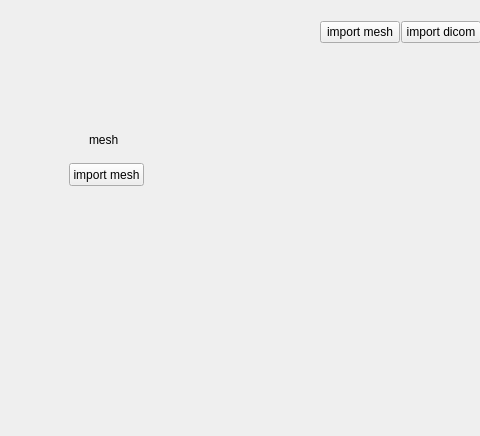
Before: the Qt Designer form src/windows/ui/main_window.ui in nsmela/3d-viewer-template, drawn with Qt 5; both pictures show x 0 to 480 and y 0 to 436 of the 882 by 687 pixel window.
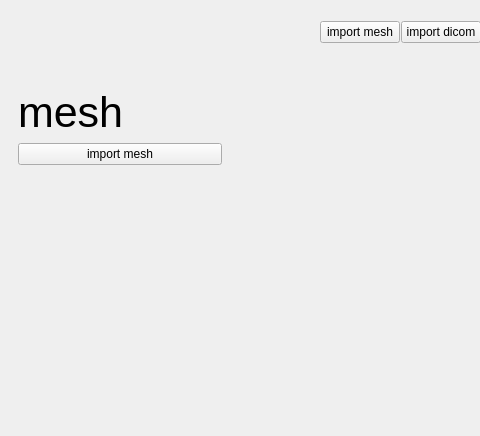
After: the same form once the commit is applied.

The edit to the form file:
```diff
--- a/src/windows/ui/main_window.ui
+++ b/src/windows/ui/main_window.ui
@@ -14,10 +14,7 @@
    <string>MainWindow</string>
   </property>
   <widget class="QWidget" name="centralwidget">
-   <layout class="QVBoxLayout" name="verticalLayout">
-    <property name="spacing">
-     <number>0</number>
-    </property>
+   <layout class="QGridLayout" name="gridLayout_2">
     <property name="leftMargin">
      <number>0</number>
     </property>
@@ -134,7 +131,7 @@
       </layout>
      </widget>
     </item>
-    <item>
+    <item row="1" column="0">
      <widget class="QWidget" name="bodywidget" native="true">
       <layout class="QHBoxLayout" name="horizontalLayout_2">
        <property name="spacing">
@@ -167,38 +164,33 @@
           </size>
          </property>
          <layout class="QVBoxLayout" name="verticalLayout_2">
-          <item>
+          <item alignment="Qt::AlignTop">
            <widget class="QStackedWidget" name="viewswidget">
             <property name="currentIndex">
              <number>0</number>
             </property>
             <widget class="QWidget" name="page_1">
+             <layout class="QVBoxLayout" name="verticalLayout">
+              <item>
              <widget class="QLabel" name="label">
-              <property name="geometry">
-               <rect>
-                <x>80</x>
-                <y>60</y>
-                <width>47</width>
-                <height>13</height>
-               </rect>
+                <property name="font">
+                 <font>
+                  <pointsize>32</pointsize>
+                 </font>
               </property>
               <property name="text">
                <string>mesh</string>
               </property>
              </widget>
+              </item>
+              <item>
              <widget class="QPushButton" name="btn_import_mesh">
-              <property name="geometry">
-               <rect>
-                <x>60</x>
-                <y>90</y>
-                <width>75</width>
-                <height>23</height>
-               </rect>
-              </property>
               <property name="text">
                <string>import mesh</string>
               </property>
              </widget>
+              </item>
+             </layout>
             </widget>
             <widget class="QWidget" name="page_2">
              <widget class="QLabel" name="label_2">
@@ -240,7 +232,7 @@
             <property name="sizeHint" stdset="0">
              <size>
               <width>20</width>
-              <height>296</height>
+              <height>491</height>
              </size>
             </property>
            </spacer>
```
Left out of the diff: 32 changed lines with no effect on the pictures. Lines whose indentation alone changed are shown as unchanged.
